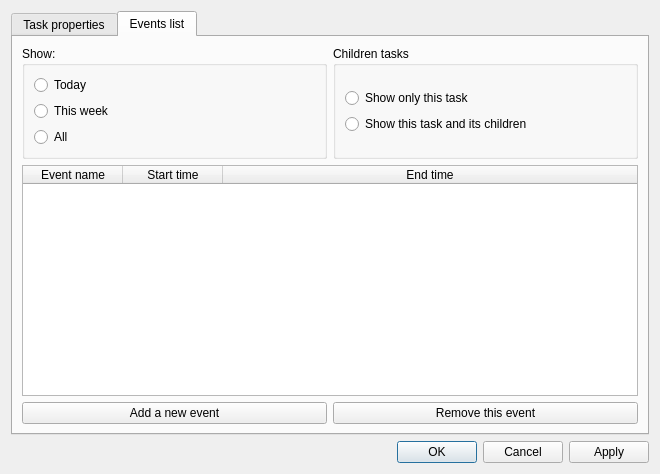
Qt form src/taskpropertiesdialog.ui (pyridiss/kourglass) before a commit.
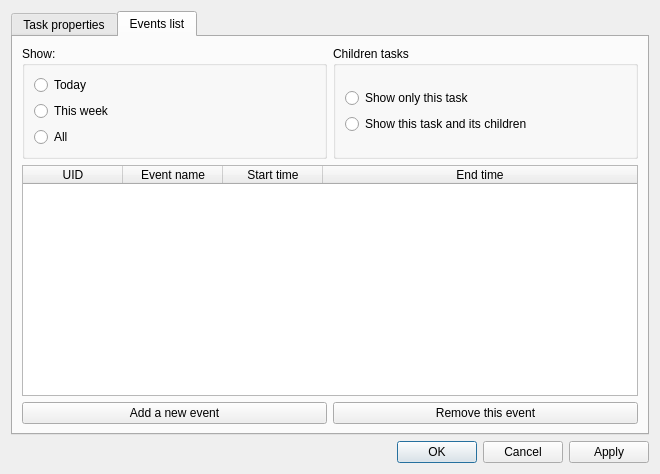
The same form after that commit.

Commit message: Add UID hidden column in TaskPropertiesDialog, changes in events are now saved.

The edit to the form file:
```diff
--- a/src/taskpropertiesdialog.ui
+++ b/src/taskpropertiesdialog.ui
@@ -144,6 +144,11 @@
            <attribute name="horizontalHeaderStretchLastSection">
             <bool>true</bool>
            </attribute>
+           <column>
+            <property name="text">
+             <string>UID</string>
+            </property>
+           </column>
            <column>
             <property name="text">
              <string>Event name</string>
```
Left out of the diff: 6 changed lines with no effect on the pictures. The commit also changes 2 other files.
